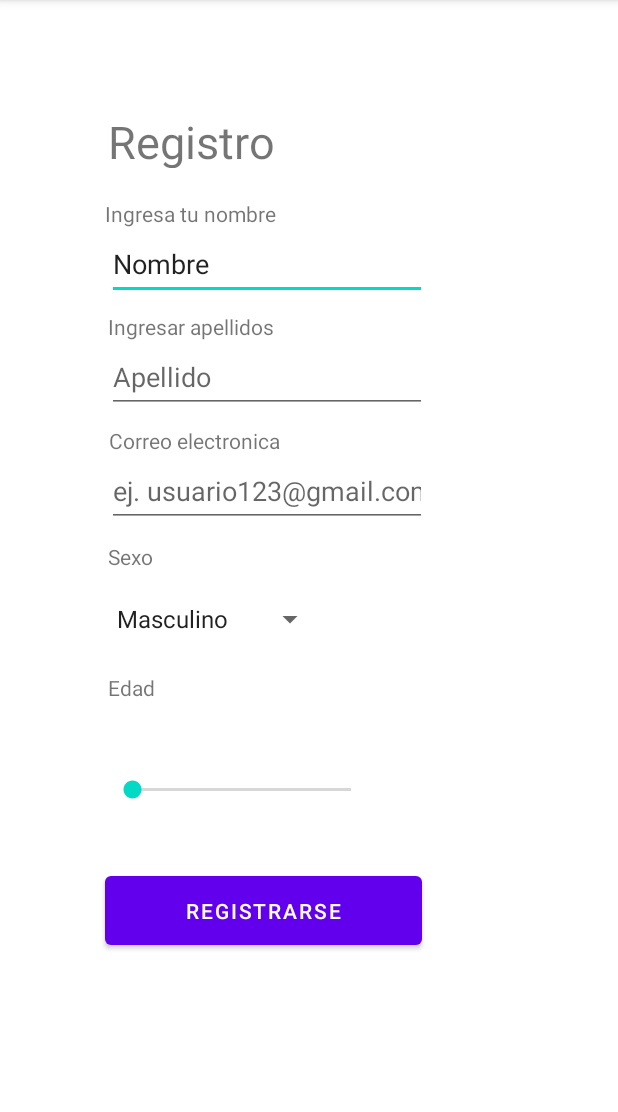
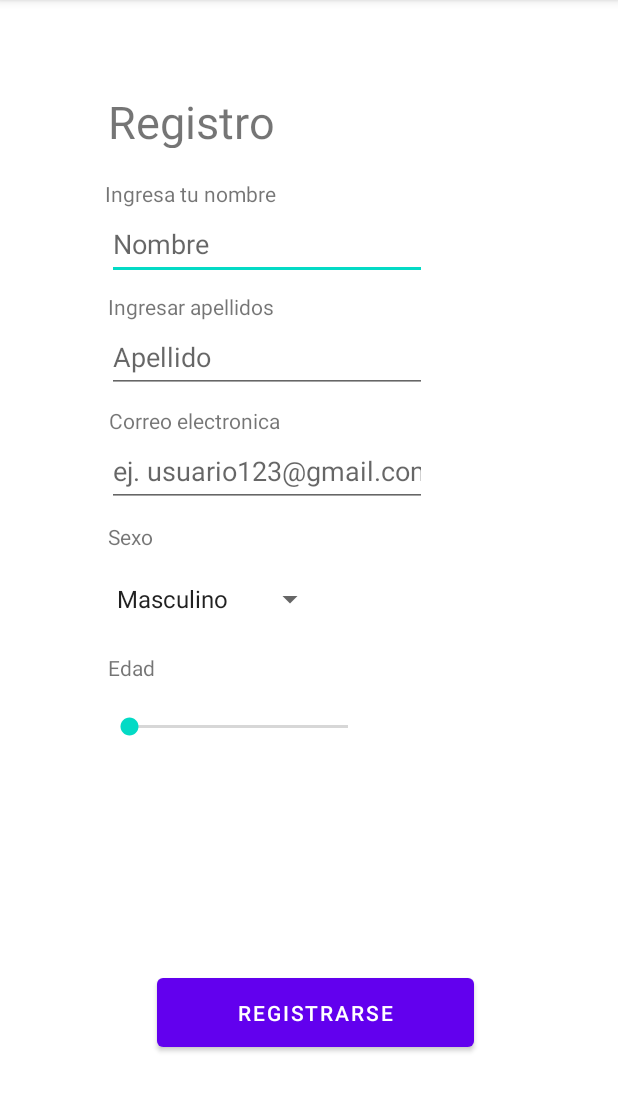
Before and after one commit to RicardoCastillo991/QueCocinoHoy, an Android app: the MainActivityRegister screen opened directly, with no data from a screen before it, on a phone screen of 412 x 824 dp, the part 84-1196 px from its top. Run offline under Robolectric (Android 15) with nearby library versions, the light colour scheme and no system bars.

Commit message:
termino de evaluacion unidad uno todo completado y funcionando.

```diff
--- a/app/src/main/java/com/example/quecocinohoy/MainActivityRegister.java
+++ b/app/src/main/java/com/example/quecocinohoy/MainActivityRegister.java
@@ -20,6 +20,7 @@ public class MainActivityRegister extends AppCompatActivity implements AdapterVi
         super.onCreate(savedInstanceState);
         setContentView(R.layout.activity_main_register);
         //se va a declarar la parte logica con lo visual.
+        TextView tvEdad = (TextView) findViewById(R.id.tvEdad);
         Spinner spin = (Spinner) findViewById(R.id.spinnerSexo);
         SeekBar seekBarEdad = (SeekBar)findViewById(R.id.seekBar);
         spin.setOnItemSelectedListener(this);
--- a/app/src/main/res/layout/activity_main_register.xml
+++ b/app/src/main/res/layout/activity_main_register.xml
@@ -17,7 +17,7 @@
         app:layout_constraintHorizontal_bias="0.271"
         app:layout_constraintStart_toStartOf="parent"
         app:layout_constraintTop_toTopOf="parent"
-        app:layout_constraintVertical_bias="0.101" />
+        app:layout_constraintVertical_bias="0.083" />
 
     <TextView
         android:id="@+id/textView5"
@@ -36,9 +36,9 @@
         android:layout_width="wrap_content"
         android:layout_height="wrap_content"
         android:ems="10"
+        android:hint="Nombre"
         android:inputType="textPersonName"
         android:minHeight="48dp"
-        android:text="Nombre"
         app:layout_constraintBottom_toBottomOf="parent"
         app:layout_constraintEnd_toEndOf="parent"
         app:layout_constraintHorizontal_bias="0.358"
@@ -103,11 +103,11 @@
         android:id="@+id/btnRegistrarseRegistro"
         android:layout_width="211dp"
         android:layout_height="58dp"
-        android:layout_marginBottom="132dp"
+        android:layout_marginBottom="64dp"
         android:text="Registrarse"
         app:layout_constraintBottom_toBottomOf="parent"
         app:layout_constraintEnd_toEndOf="parent"
-        app:layout_constraintHorizontal_bias="0.35"
+        app:layout_constraintHorizontal_bias="0.52"
         app:layout_constraintStart_toStartOf="parent" />
 
     <TextView
@@ -151,10 +151,12 @@
         android:id="@+id/seekBar"
         android:layout_width="178dp"
         android:layout_height="19dp"
-        android:layout_marginBottom="232dp"
-        app:layout_constraintBottom_toBottomOf="parent"
+        android:layout_marginTop="20dp"
+        app:layout_constraintBottom_toTopOf="@+id/btnRegistrarseRegistro"
         app:layout_constraintEnd_toEndOf="parent"
-        app:layout_constraintHorizontal_bias="0.309"
-        app:layout_constraintStart_toStartOf="parent" />
+        app:layout_constraintHorizontal_bias="0.3"
+        app:layout_constraintStart_toStartOf="parent"
+        app:layout_constraintTop_toBottomOf="@+id/tvEdad"
+        app:layout_constraintVertical_bias="0.0" />
 
 </androidx.constraintlayout.widget.ConstraintLayout>
--- a/app/src/main/res/values/colors.xml
+++ b/app/src/main/res/values/colors.xml
@@ -7,4 +7,5 @@
     <color name="teal_700">#FF018786</color>
     <color name="black">#FF000000</color>
     <color name="white">#FFFFFFFF</color>
+    <color name="gris">#D9D8DF</color>
 </resources>
```
Also changed, not shown: app/src/main/AndroidManifest.xml (+8 -4 lines), app/src/main/java/com/example/quecocinohoy/MainActivitySplash.java (added, +29 -0 lines), app/src/main/res/layout/activity_main_splash.xml (added, +31 -0 lines), app/src/main/res/drawable-v24/splash.png (renamed from app/src/main/res/drawable-v24/Diseño sin título.png).
